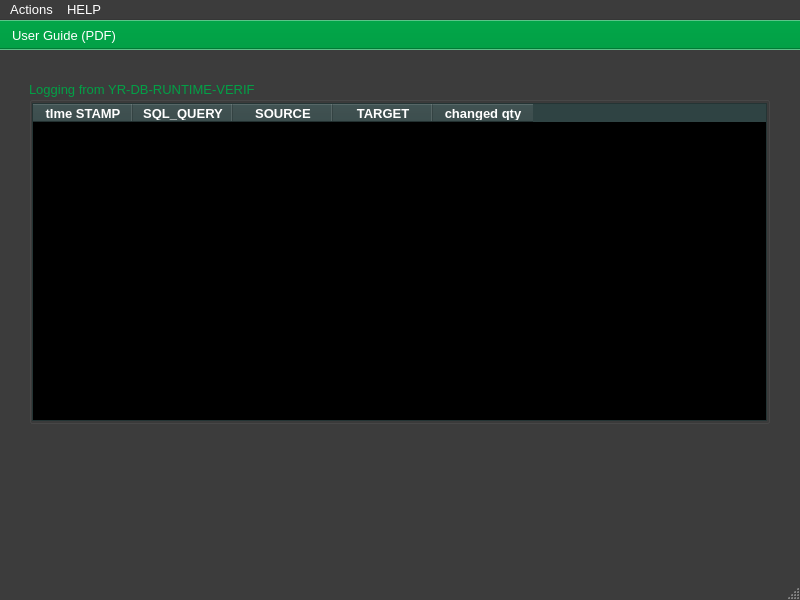
This is ui/yr-db-runtime-verif-main-window.ui in yerothd/yr-db-runtime-verif as Qt 5 draws it before an edit. The edited form follows.
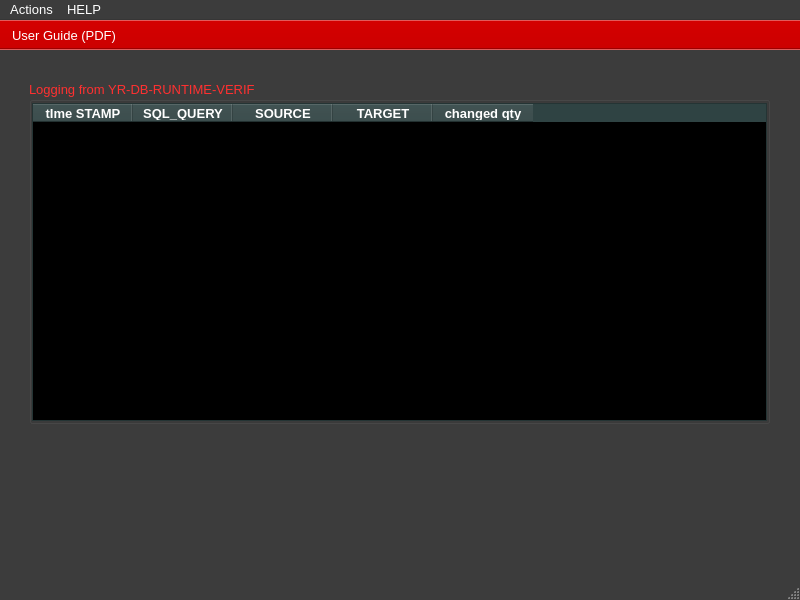
This is the edited form. Icons and pictures are not drawn. Custom widgets are drawn as their Qt base class.

What changed in the file:
```diff
--- a/ui/yr-db-runtime-verif-main-window.ui
+++ b/ui/yr-db-runtime-verif-main-window.ui
@@ -491,9 +491,9 @@
        <colorrole role="WindowText">
         <brush brushstyle="SolidPattern">
          <color alpha="255">
-          <red>2</red>
-          <green>160</green>
-          <blue>70</blue>
+          <red>255</red>
+          <green>48</green>
+          <blue>48</blue>
          </color>
         </brush>
        </colorrole>
@@ -506,14 +506,23 @@
          </color>
         </brush>
        </colorrole>
+       <colorrole role="HighlightedText">
+        <brush brushstyle="SolidPattern">
+         <color alpha="255">
+          <red>2</red>
+          <green>160</green>
+          <blue>70</blue>
+         </color>
+        </brush>
+       </colorrole>
       </active>
       <inactive>
        <colorrole role="WindowText">
         <brush brushstyle="SolidPattern">
          <color alpha="255">
-          <red>2</red>
-          <green>160</green>
-          <blue>70</blue>
+          <red>255</red>
+          <green>48</green>
+          <blue>48</blue>
          </color>
         </brush>
        </colorrole>
@@ -526,6 +535,15 @@
          </color>
         </brush>
        </colorrole>
+       <colorrole role="HighlightedText">
+        <brush brushstyle="SolidPattern">
+         <color alpha="255">
+          <red>2</red>
+          <green>160</green>
+          <blue>70</blue>
+         </color>
+        </brush>
+       </colorrole>
       </inactive>
       <disabled>
        <colorrole role="WindowText">
@@ -546,6 +564,15 @@
          </color>
         </brush>
        </colorrole>
+       <colorrole role="HighlightedText">
+        <brush brushstyle="SolidPattern">
+         <color alpha="255">
+          <red>2</red>
+          <green>160</green>
+          <blue>70</blue>
+         </color>
+        </brush>
+       </colorrole>
       </disabled>
      </palette>
     </property>
@@ -2098,45 +2125,45 @@
       <colorrole role="Button">
        <brush brushstyle="SolidPattern">
         <color alpha="255">
-         <red>2</red>
-         <green>160</green>
-         <blue>70</blue>
+         <red>204</red>
+         <green>0</green>
+         <blue>0</blue>
         </color>
        </brush>
       </colorrole>
       <colorrole role="Light">
        <brush brushstyle="SolidPattern">
         <color alpha="255">
-         <red>3</red>
-         <green>240</green>
-         <blue>105</blue>
+         <red>255</red>
+         <green>51</green>
+         <blue>51</blue>
         </color>
        </brush>
       </colorrole>
       <colorrole role="Midlight">
        <brush brushstyle="SolidPattern">
         <color alpha="255">
-         <red>2</red>
-         <green>200</green>
-         <blue>87</blue>
+         <red>229</red>
+         <green>25</green>
+         <blue>25</blue>
         </color>
        </brush>
       </colorrole>
       <colorrole role="Dark">
        <brush brushstyle="SolidPattern">
         <color alpha="255">
-         <red>1</red>
-         <green>80</green>
-         <blue>35</blue>
+         <red>102</red>
+         <green>0</green>
+         <blue>0</blue>
         </color>
        </brush>
       </colorrole>
       <colorrole role="Mid">
        <brush brushstyle="SolidPattern">
         <color alpha="255">
-         <red>1</red>
-         <green>107</green>
-         <blue>46</blue>
+         <red>136</red>
+         <green>0</green>
+         <blue>0</blue>
         </color>
        </brush>
       </colorrole>
@@ -2179,9 +2206,9 @@
       <colorrole role="Window">
        <brush brushstyle="SolidPattern">
         <color alpha="255">
-         <red>2</red>
-         <green>160</green>
-         <blue>70</blue>
+         <red>204</red>
+         <green>0</green>
+         <blue>0</blue>
         </color>
        </brush>
       </colorrole>
@@ -2194,12 +2221,30 @@
         </color>
        </brush>
       </colorrole>
+      <colorrole role="Highlight">
+       <brush brushstyle="SolidPattern">
+        <color alpha="255">
+         <red>0</red>
+         <green>0</green>
+         <blue>0</blue>
+        </color>
+       </brush>
+      </colorrole>
+      <colorrole role="HighlightedText">
+       <brush brushstyle="SolidPattern">
+        <color alpha="255">
+         <red>2</red>
+         <green>160</green>
+         <blue>70</blue>
+        </color>
+       </brush>
+      </colorrole>
       <colorrole role="AlternateBase">
        <brush brushstyle="SolidPattern">
         <color alpha="255">
-         <red>128</red>
-         <green>207</green>
-         <blue>162</blue>
+         <red>229</red>
+         <green>127</green>
+         <blue>127</blue>
         </color>
        </brush>
       </colorrole>
@@ -2222,7 +2267,7 @@
        </brush>
       </colorrole>
       <colorrole role="PlaceholderText">
-       <brush brushstyle="NoBrush">
+       <brush brushstyle="SolidPattern">
         <color alpha="128">
          <red>255</red>
          <green>255</green>
@@ -2244,45 +2289,45 @@
       <colorrole role="Button">
        <brush brushstyle="SolidPattern">
         <color alpha="255">
-         <red>2</red>
-         <green>160</green>
-         <blue>70</blue>
+         <red>204</red>
+         <green>0</green>
+         <blue>0</blue>
         </color>
        </brush>
       </colorrole>
       <colorrole role="Light">
        <brush brushstyle="SolidPattern">
         <color alpha="255">
-         <red>3</red>
-         <green>240</green>
-         <blue>105</blue>
+         <red>255</red>
+         <green>51</green>
+         <blue>51</blue>
         </color>
        </brush>
       </colorrole>
       <colorrole role="Midlight">
        <brush brushstyle="SolidPattern">
         <color alpha="255">
-         <red>2</red>
-         <green>200</green>
-         <blue>87</blue>
+         <red>229</red>
+         <green>25</green>
+         <blue>25</blue>
         </color>
        </brush>
       </colorrole>
       <colorrole role="Dark">
        <brush brushstyle="SolidPattern">
         <color alpha="255">
-         <red>1</red>
-         <green>80</green>
-         <blue>35</blue>
+         <red>102</red>
+         <green>0</green>
+         <blue>0</blue>
         </color>
        </brush>
       </colorrole>
       <colorrole role="Mid">
        <brush brushstyle="SolidPattern">
         <color alpha="255">
-         <red>1</red>
-         <green>107</green>
-         <blue>46</blue>
+         <red>136</red>
+         <green>0</green>
+         <blue>0</blue>
         </color>
        </brush>
       </colorrole>
@@ -2325,9 +2370,9 @@
       <colorrole role="Window">
        <brush brushstyle="SolidPattern">
         <color alpha="255">
-         <red>2</red>
-         <green>160</green>
-         <blue>70</blue>
+         <red>204</red>
+         <green>0</green>
+         <blue>0</blue>
         </color>
        </brush>
       </colorrole>
@@ -2340,12 +2385,30 @@
         </color>
        </brush>
       </colorrole>
+      <colorrole role="Highlight">
+       <brush brushstyle="SolidPattern">
+        <color alpha="255">
+         <red>0</red>
+         <green>0</green>
+         <blue>0</blue>
+        </color>
+       </brush>
+      </colorrole>
+      <colorrole role="HighlightedText">
+       <brush brushstyle="SolidPattern">
+        <color alpha="255">
+         <red>2</red>
+         <green>160</green>
+         <blue>70</blue>
+        </color>
+       </brush>
+      </colorrole>
       <colorrole role="AlternateBase">
        <brush brushstyle="SolidPattern">
         <color alpha="255">
-         <red>128</red>
-         <green>207</green>
-         <blue>162</blue>
+         <red>229</red>
+         <green>127</green>
+         <blue>127</blue>
         </color>
        </brush>
       </colorrole>
@@ -2368,7 +2431,7 @@
        </brush>
       </colorrole>
       <colorrole role="PlaceholderText">
-       <brush brushstyle="NoBrush">
+       <brush brushstyle="SolidPattern">
         <color alpha="128">
          <red>255</red>
          <green>255</green>
@@ -2381,63 +2444,63 @@
       <colorrole role="WindowText">
        <brush brushstyle="SolidPattern">
         <color alpha="255">
-         <red>1</red>
-         <green>80</green>
-         <blue>35</blue>
+         <red>102</red>
+         <green>0</green>
+         <blue>0</blue>
         </color>
        </brush>
       </colorrole>
       <colorrole role="Button">
        <brush brushstyle="SolidPattern">
         <color alpha="255">
-         <red>2</red>
-         <green>160</green>
-         <blue>70</blue>
+         <red>204</red>
+         <green>0</green>
+         <blue>0</blue>
         </color>
        </brush>
       </colorrole>
       <colorrole role="Light">
        <brush brushstyle="SolidPattern">
         <color alpha="255">
-         <red>3</red>
-         <green>240</green>
-         <blue>105</blue>
+         <red>255</red>
+         <green>51</green>
+         <blue>51</blue>
         </color>
        </brush>
       </colorrole>
       <colorrole role="Midlight">
        <brush brushstyle="SolidPattern">
         <color alpha="255">
-         <red>2</red>
-         <green>200</green>
-         <blue>87</blue>
+         <red>229</red>
+         <green>25</green>
+         <blue>25</blue>
         </color>
        </brush>
       </colorrole>
       <colorrole role="Dark">
        <brush brushstyle="SolidPattern">
         <color alpha="255">
-         <red>1</red>
-         <green>80</green>
-         <blue>35</blue>
+         <red>102</red>
+         <green>0</green>
+         <blue>0</blue>
         </color>
        </brush>
       </colorrole>
       <colorrole role="Mid">
        <brush brushstyle="SolidPattern">
         <color alpha="255">
-         <red>1</red>
-         <green>107</green>
-         <blue>46</blue>
+         <red>136</red>
+         <green>0</green>
+         <blue>0</blue>
         </color>
        </brush>
       </colorrole>
       <colorrole role="Text">
        <brush brushstyle="SolidPattern">
         <color alpha="255">
-         <red>1</red>
-         <green>80</green>
-         <blue>35</blue>
+         <red>102</red>
+         <green>0</green>
+         <blue>0</blue>
         </color>
        </brush>
       </colorrole>
@@ -2453,27 +2516,27 @@
       <colorrole role="ButtonText">
        <brush brushstyle="SolidPattern">
         <color alpha="255">
-         <red>1</red>
-         <green>80</green>
-         <blue>35</blue>
+         <red>102</red>
+         <green>0</green>
+         <blue>0</blue>
         </color>
        </brush>
       </colorrole>
       <colorrole role="Base">
        <brush brushstyle="SolidPattern">
         <color alpha="255">
-         <red>2</red>
-         <green>160</green>
-         <blue>70</blue>
+         <red>204</red>
+         <green>0</green>
+         <blue>0</blue>
         </color>
        </brush>
       </colorrole>
       <colorrole role="Window">
        <brush brushstyle="SolidPattern">
         <color alpha="255">
-         <red>2</red>
-         <green>160</green>
-         <blue>70</blue>
+         <red>204</red>
+         <green>0</green>
+         <blue>0</blue>
         </color>
        </brush>
       </colorrole>
@@ -2486,12 +2549,30 @@
         </color>
        </brush>
       </colorrole>
+      <colorrole role="Highlight">
+       <brush brushstyle="SolidPattern">
+        <color alpha="255">
+         <red>145</red>
+         <green>145</green>
+         <blue>145</blue>
+        </color>
+       </brush>
+      </colorrole>
+      <colorrole role="HighlightedText">
+       <brush brushstyle="SolidPattern">
+        <color alpha="255">
+         <red>2</red>
+         <green>160</green>
+         <blue>70</blue>
+        </color>
+       </brush>
+      </colorrole>
       <colorrole role="AlternateBase">
        <brush brushstyle="SolidPattern">
         <color alpha="255">
-         <red>2</red>
-         <green>160</green>
-         <blue>70</blue>
+         <red>204</red>
+         <green>0</green>
+         <blue>0</blue>
         </color>
        </brush>
       </colorrole>
@@ -2514,11 +2595,11 @@
        </brush>
       </colorrole>
       <colorrole role="PlaceholderText">
-       <brush brushstyle="NoBrush">
+       <brush brushstyle="SolidPattern">
         <color alpha="128">
-         <red>255</red>
-         <green>255</green>
-         <blue>255</blue>
+         <red>0</red>
+         <green>0</green>
+         <blue>0</blue>
         </color>
        </brush>
       </colorrole>
```
Left out of the diff: 432 changed lines with no effect on the pictures.
